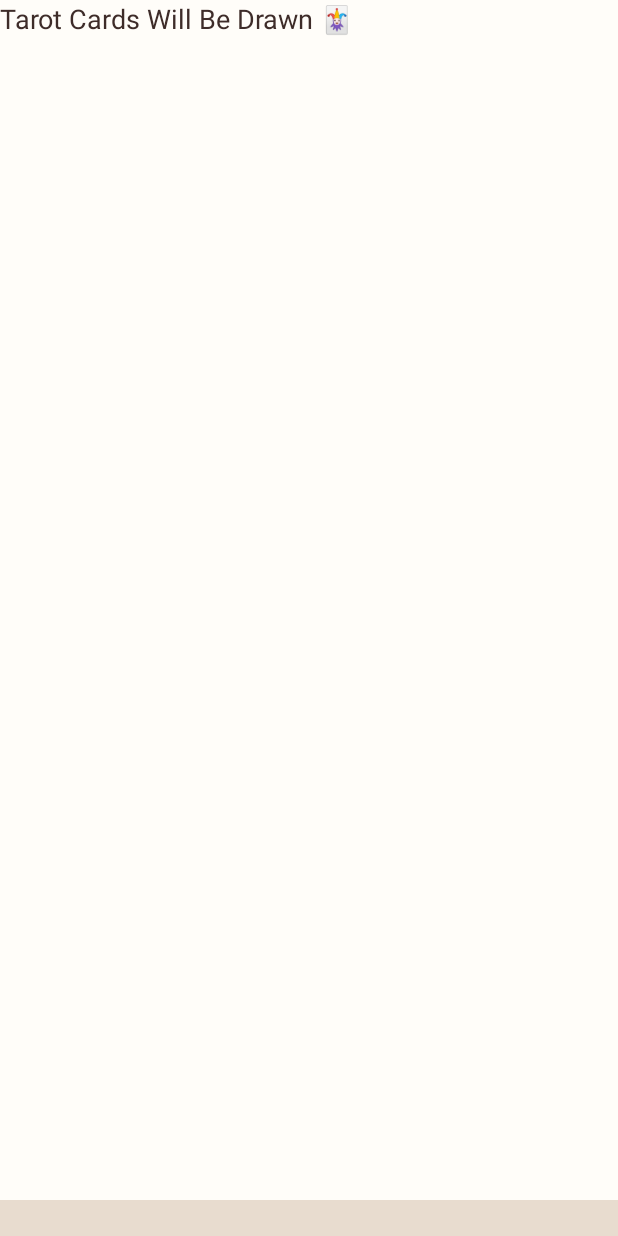
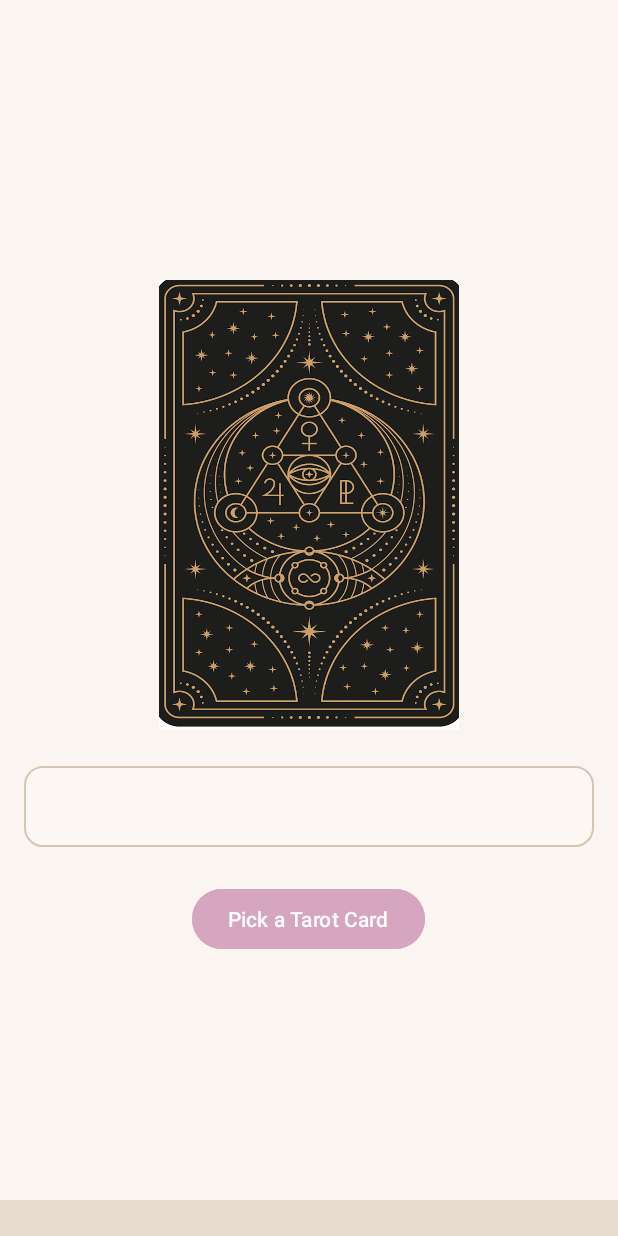
Before and after one commit to Gulced/Mystica, an Android app: the fragment TarotDrawFragment placed in its activity, on a phone screen of 412 x 824 dp. Run offline under Robolectric (Android 15) with nearby library versions, the phone set to English and light mode, and no system bars.

Commit message:
tarot tamam

```diff
--- a/app/src/main/java/com/example/mystica/fragments/TarotDrawFragment.java
+++ b/app/src/main/java/com/example/mystica/fragments/TarotDrawFragment.java
@@ -4,6 +4,10 @@ import android.os.Bundle;
 import android.view.LayoutInflater;
 import android.view.View;
 import android.view.ViewGroup;
+import android.widget.Button;
+import android.widget.ImageView;
+import android.widget.TextView;
+import android.widget.Toast;
 
 import androidx.annotation.NonNull;
 import androidx.annotation.Nullable;
@@ -11,12 +15,68 @@ import androidx.fragment.app.Fragment;
 
 import com.example.mystica.R;
 
+import java.util.Random;
+
 public class TarotDrawFragment extends Fragment {
+
+    private ImageView ivTarotCard;
+    private Button btnPickCard;
+    private TextView tvCardMeaning;
+
+    private int[] tarotCards = {
+            R.drawable.card_1, R.drawable.card_2, R.drawable.card_3,
+            R.drawable.card_4, R.drawable.card_5, R.drawable.card_6,
+            R.drawable.card_7, R.drawable.card_8, R.drawable.card_9
+    };
+
+    // Kart anlamları
+    private final String[] tarotCardMeanings = {
+            "This card represents new beginnings and adventures.",
+            "This card represents power, skill, and creativity.",
+            " Represents intuition, mystery, and wisdom.",
+            " Symbolizes fertility, creativity, and nurturing energy.",
+            "The Emperor - Represents authority, leadership, and structure.",
+            "The Lovers - This card represents love, relationships, and choices.",
+            " The Chariot - Represents determination, control, and overcoming obstacles.",
+            " Strength - This card symbolizes courage, strength, and resilience.",
+            "The Hermit - Represents introspection, solitude, and inner guidance."
+    };
 
     @Nullable
     @Override
-    public View onCreateView(@NonNull LayoutInflater inflater, @Nullable ViewGroup container,
+    public View onCreateView(@NonNull LayoutInflater inflater,
+                             @Nullable ViewGroup container,
                              @Nullable Bundle savedInstanceState) {
-        return inflater.inflate(R.layout.fragment_tarot, container, false);
+        View view = inflater.inflate(R.layout.fragment_tarot, container, false);
+
+        ivTarotCard = view.findViewById(R.id.ivTarotCard);
+        btnPickCard = view.findViewById(R.id.btnPickCard);
+        tvCardMeaning = view.findViewById(R.id.tvCardMeaning);
+
+        // Başlangıçta kartın arkası gösterilsin
+        ivTarotCard.setImageResource(R.drawable.back);
+
+        // Kart seçme butonuna tıklanıldığında rastgele bir kart seç
+        btnPickCard.setOnClickListener(v -> pickRandomCard());
+
+        return view;
+    }
+
+    private void pickRandomCard() {
+        Random random = new Random();
+
+        // Rastgele kart seç
+        int randomCardIndex = random.nextInt(tarotCards.length);
+        int randomCard = tarotCards[randomCardIndex];
+        String cardMeaning = tarotCardMeanings[randomCardIndex];
+
+        // Seçilen kartın görselini göster
+        ivTarotCard.setImageResource(randomCard);
+
+        // Kartın anlamını göster
+        tvCardMeaning.setText(cardMeaning);
+
+        // Kullanıcıya kartın seçildiğini bildiren bir Toast mesajı göster
+        Toast.makeText(getContext(), "You have picked a tarot card!", Toast.LENGTH_SHORT).show();
     }
 }
--- a/app/src/main/res/layout/fragment_tarot.xml
+++ b/app/src/main/res/layout/fragment_tarot.xml
@@ -1,13 +1,41 @@
-<FrameLayout xmlns:android="http://schemas.android.com/apk/res/android"
+<?xml version="1.0" encoding="utf-8"?>
+<LinearLayout xmlns:android="http://schemas.android.com/apk/res/android"
     android:layout_width="match_parent"
     android:layout_height="match_parent"
-    android:background="@color/extraLightCream"
+    android:orientation="vertical"
+    android:background="@color/creamBackground"
+    android:padding="16dp"
     android:gravity="center">
 
+    <!-- Tarot Kartı (arka tarafı) -->
+    <ImageView
+        android:id="@+id/ivTarotCard"
+        android:layout_width="200dp"
+    android:layout_height="300dp"
+    android:layout_gravity="center"
+    android:scaleType="fitXY" />
+
+    <!-- Card Meaning Text -->
     <TextView
-        android:text="Tarot Cards Will Be Drawn 🃏"
-        android:textSize="18sp"
+        android:id="@+id/tvCardMeaning"
+        android:layout_width="match_parent"
+        android:layout_height="wrap_content"
+        android:text=""
+        android:textSize="16sp"
         android:textColor="@color/textDark"
+        android:layout_marginTop="24dp"
+    android:padding="16dp"
+    android:background="@drawable/bg_thought_box"
+    android:gravity="center" />
+
+    <!-- Pick Card Button -->
+    <Button
+        android:id="@+id/btnPickCard"
         android:layout_width="wrap_content"
-        android:layout_height="wrap_content"/>
-</FrameLayout>
+        android:layout_height="wrap_content"
+        android:text="Pick a Tarot Card"
+        android:backgroundTint="@color/buttonPink"
+        android:textColor="@android:color/white"
+        android:layout_gravity="center_horizontal"
+        android:layout_marginTop="24dp" />
+</LinearLayout>
```
Also changed, not shown: app/src/main/res/drawable/2/Tarôs Novos no Mercado.jpg (added), app/src/main/res/drawable/back.png (added), app/src/main/res/drawable/card_1.jpg (added), app/src/main/res/drawable/card_2.jpg (added), app/src/main/res/drawable/card_3.jpg (added), app/src/main/res/drawable/card_4.jpg (added), app/src/main/res/drawable/card_5.jpg (added), app/src/main/res/drawable/card_6.jpg (added), app/src/main/res/drawable/card_7.jpg (added), app/src/main/res/drawable/card_8.jpg (added), app/src/main/res/drawable/card_9.jpg (added).
